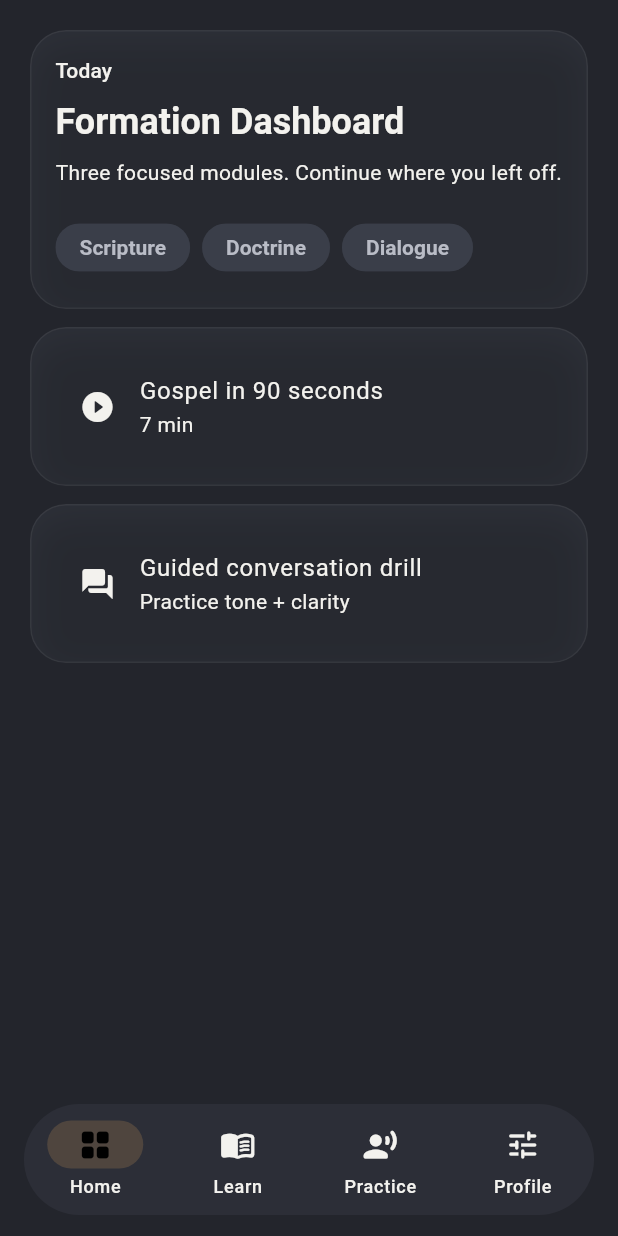
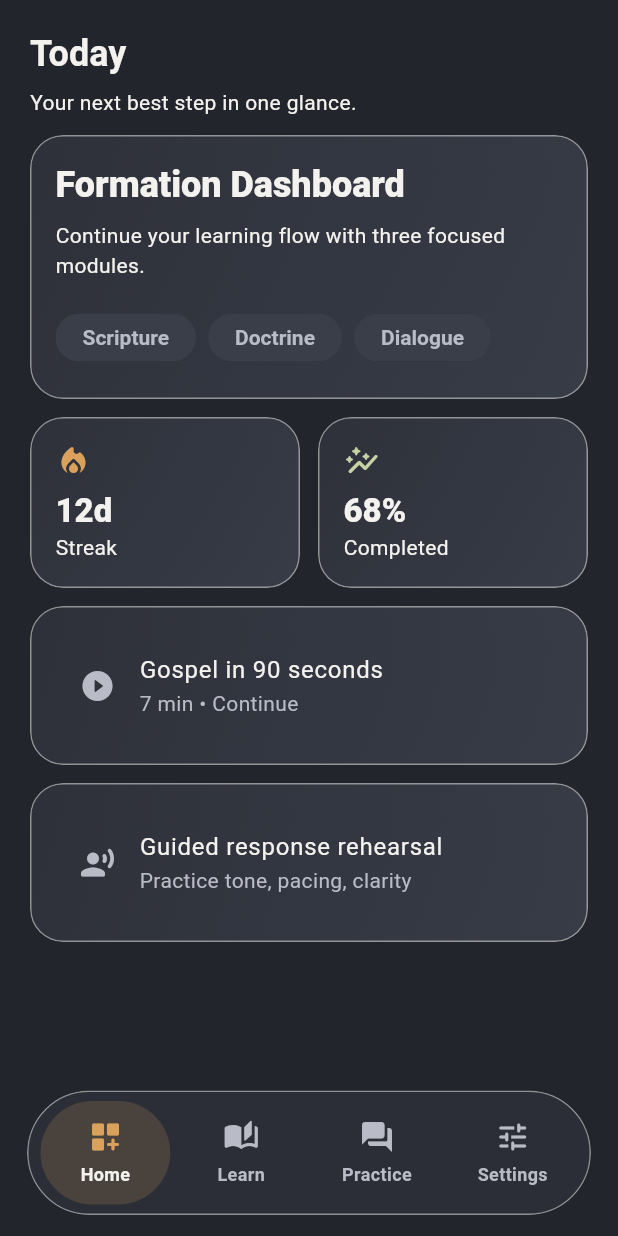
Before and after one commit to BrandonM25/ambassador-app, a Flutter app: the AppScaffold screen opened directly, on a phone screen of 412 x 824 dp. Run offline on Flutter 3.47's test engine with Material 3 defaults, Android fonts, the phone set to English and light mode, and no system bars; our stand-ins replace flutter_riverpod, shared_preferences; accounts and stored records are empty.

Commit message:
Redesign app UI with expressive Material themes and navigation

```diff
--- a/lib/src/app/ambassador_app.dart
+++ b/lib/src/app/ambassador_app.dart
@@ -13,24 +13,15 @@ import 'package:flutter_riverpod/flutter_riverpod.dart';
 
 class AmbassadorApp extends ConsumerWidget {
   const AmbassadorApp({super.key});
-
   @override
   Widget build(BuildContext context, WidgetRef ref) {
     final mode = ref.watch(themeModeProvider);
-    return MaterialApp(
-      title: AppStrings.appName,
-      debugShowCheckedModeBanner: false,
-      themeMode: mode,
-      theme: AppTheme.light(),
-      darkTheme: AppTheme.dark(),
-      home: const SplashScreen(),
-    );
+    return MaterialApp(title: AppStrings.appName, debugShowCheckedModeBanner: false, themeMode: mode, theme: AppTheme.light(), darkTheme: AppTheme.dark(), home: const SplashScreen());
   }
 }
 
 class AppScaffold extends StatefulWidget {
   const AppScaffold({super.key});
-
   @override
   State<AppScaffold> createState() => _AppScaffoldState();
 }
@@ -38,30 +29,56 @@ class AppScaffold extends StatefulWidget {
 class _AppScaffoldState extends State<AppScaffold> {
   int index = 0;
   final screens = const [HomeScreen(), LearnScreen(), PracticeScreen(), ProfileScreen()];
+  final navItems = const [
+    (icon: Icons.dashboard_customize_rounded, label: 'Home'),
+    (icon: Icons.auto_stories_rounded, label: 'Learn'),
+    (icon: Icons.forum_rounded, label: 'Practice'),
+    (icon: Icons.tune_rounded, label: 'Settings'),
+  ];
 
   @override
   Widget build(BuildContext context) {
     final cs = Theme.of(context).colorScheme;
     return Scaffold(
-      body: AnimatedSwitcher(duration: const Duration(milliseconds: 300), child: KeyedSubtree(key: ValueKey(index), child: screens[index])),
+      body: AnimatedSwitcher(duration: const Duration(milliseconds: 340), switchInCurve: Curves.easeOutCubic, switchOutCurve: Curves.easeInCubic, child: KeyedSubtree(key: ValueKey(index), child: screens[index])),
       bottomNavigationBar: SafeArea(
-        minimum: const EdgeInsets.fromLTRB(16, 0, 16, 14),
+        minimum: const EdgeInsets.fromLTRB(18, 0, 18, 14),
         child: ClipRRect(
-          borderRadius: BorderRadius.circular(AppTheme.radiusXl),
+          borderRadius: BorderRadius.circular(999),
           child: BackdropFilter(
-            filter: ImageFilter.blur(sigmaX: 16, sigmaY: 16),
-            child: NavigationBar(
-              selectedIndex: index,
-              height: 74,
-              backgroundColor: cs.surface.withValues(alpha: .78),
-              indicatorColor: cs.primary.withValues(alpha: .2),
-              onDestinationSelected: (value) => setState(() => index = value),
-              destinations: const [
-                NavigationDestination(icon: Icon(Icons.grid_view_rounded), label: 'Home'),
-                NavigationDestination(icon: Icon(Icons.menu_book_rounded), label: 'Learn'),
-                NavigationDestination(icon: Icon(Icons.record_voice_over_rounded), label: 'Practice'),
-                NavigationDestination(icon: Icon(Icons.tune_rounded), label: 'Profile'),
-              ],
+            filter: ImageFilter.blur(sigmaX: 20, sigmaY: 20),
+            child: Container(
+              padding: const EdgeInsets.all(6),
+              decoration: BoxDecoration(
+                color: cs.surface.withValues(alpha: .72),
+                borderRadius: BorderRadius.circular(999),
+                border: Border.all(color: cs.outlineVariant.withValues(alpha: .5)),
+              ),
+              child: Row(
+                children: List.generate(navItems.length, (i) {
+                  final selected = i == index;
+                  final item = navItems[i];
+                  return Expanded(
+                    child: AnimatedContainer(
+                      duration: const Duration(milliseconds: 250),
+                      curve: Curves.easeOut,
+                      margin: const EdgeInsets.symmetric(horizontal: 2),
+                      decoration: BoxDecoration(
+                        color: selected ? cs.primary.withValues(alpha: .18) : Colors.transparent,
+                        borderRadius: BorderRadius.circular(999),
+                      ),
+                      child: InkWell(
+                        borderRadius: BorderRadius.circular(999),
+                        onTap: () => setState(() => index = i),
+                        child: Padding(
+                          padding: const EdgeInsets.symmetric(vertical: 12),
+                          child: Column(mainAxisSize: MainAxisSize.min, children: [Icon(item.icon, color: selected ? cs.primary : cs.onSurfaceVariant), const SizedBox(height: 4), Text(item.label, style: TextStyle(fontSize: 12, color: selected ? cs.onSurface : cs.onSurfaceVariant, fontWeight: FontWeight.w600))]),
+                        ),
+                      ),
+                    ),
+                  );
+                }),
+              ),
             ),
           ),
         ),
--- a/lib/src/core/theme/app_theme.dart
+++ b/lib/src/core/theme/app_theme.dart
@@ -2,10 +2,10 @@ import 'package:ambassador_app/src/core/theme/app_colors.dart';
 import 'package:flutter/material.dart';
 
 class AppTheme {
-  static const double radiusSm = 16;
-  static const double radiusMd = 24;
-  static const double radiusLg = 32;
-  static const double radiusXl = 40;
+  static const double radiusSm = 14;
+  static const double radiusMd = 22;
+  static const double radiusLg = 30;
+  static const double radiusXl = 38;
   static const double spaceSm = 8;
   static const double spaceMd = 16;
   static const double spaceLg = 24;
@@ -16,7 +16,10 @@ class AppTheme {
       secondary: AppColors.accentSageDark,
       tertiary: AppColors.accentBlueDark,
       surface: AppColors.darkPrimarySurface,
+      surfaceContainerHighest: AppColors.darkSecondarySurface,
       onSurface: AppColors.darkPrimaryText,
+      onSurfaceVariant: AppColors.darkSecondaryText,
+      outlineVariant: Color(0x3DF3F2EE),
     );
     return _baseTheme(scheme, true);
   }
@@ -27,39 +30,47 @@ class AppTheme {
       secondary: AppColors.accentSageLight,
       tertiary: AppColors.accentBlueLight,
       surface: AppColors.lightPrimarySurface,
+      surfaceContainerHighest: AppColors.lightSecondarySurface,
       onSurface: AppColors.lightPrimaryText,
+      onSurfaceVariant: AppColors.lightSecondaryText,
+      outlineVariant: Color(0x331C1D22),
     );
     return _baseTheme(scheme, false);
   }
 
   static ThemeData _baseTheme(ColorScheme scheme, bool isDark) {
     final background = isDark ? AppColors.darkBackground : AppColors.lightBackground;
-    final surfaceVariant = isDark ? AppColors.darkSecondarySurface : AppColors.lightSecondarySurface;
-    final onSurfaceVariant = isDark ? AppColors.darkSecondaryText : AppColors.lightSecondaryText;
+    final elevated = isDark ? AppColors.darkElevatedSurface : AppColors.lightElevatedSurface;
 
     return ThemeData(
       useMaterial3: true,
       colorScheme: scheme,
       scaffoldBackgroundColor: background,
-      appBarTheme: AppBarTheme(backgroundColor: Colors.transparent, foregroundColor: scheme.onSurface),
+      appBarTheme: AppBarTheme(backgroundColor: Colors.transparent, foregroundColor: scheme.onSurface, centerTitle: false),
       cardTheme: CardThemeData(
         color: scheme.surface,
+        elevation: 0,
         shape: RoundedRectangleBorder(borderRadius: BorderRadius.circular(radiusMd)),
-        elevation: 0,
       ),
       chipTheme: ChipThemeData(
         shape: RoundedRectangleBorder(borderRadius: BorderRadius.circular(999)),
         side: BorderSide.none,
-        backgroundColor: surfaceVariant,
-        labelStyle: TextStyle(color: onSurfaceVariant, fontWeight: FontWeight.w600),
+        backgroundColor: scheme.surfaceContainerHighest,
+        selectedColor: elevated,
+        labelStyle: TextStyle(color: scheme.onSurfaceVariant, fontWeight: FontWeight.w600),
+        padding: const EdgeInsets.symmetric(horizontal: 10, vertical: 8),
       ),
       filledButtonTheme: FilledButtonThemeData(
         style: FilledButton.styleFrom(
-          minimumSize: const Size.fromHeight(56),
+          minimumSize: const Size.fromHeight(54),
           shape: RoundedRectangleBorder(borderRadius: BorderRadius.circular(999)),
           textStyle: const TextStyle(fontWeight: FontWeight.w700),
         ),
       ),
+      textTheme: Typography.material2021().black.apply(
+            bodyColor: scheme.onSurface,
+            displayColor: scheme.onSurface,
+          ),
     );
   }
 }
--- a/lib/src/core/widgets/premium_card.dart
+++ b/lib/src/core/widgets/premium_card.dart
@@ -16,17 +16,27 @@ class PremiumCard extends StatelessWidget {
     return ClipRRect(
       borderRadius: BorderRadius.circular(AppTheme.radiusMd),
       child: BackdropFilter(
-        filter: ImageFilter.blur(sigmaX: 8, sigmaY: 8),
+        filter: ImageFilter.blur(sigmaX: 10, sigmaY: 10),
         child: Material(
-          color: cs.surface.withValues(alpha: .88),
+          color: cs.surface.withValues(alpha: .84),
           child: InkWell(
             onTap: onTap,
             child: Container(
               padding: padding,
               decoration: BoxDecoration(
                 borderRadius: BorderRadius.circular(AppTheme.radiusMd),
-                border: Border.all(color: cs.onSurface.withValues(alpha: .06)),
-                boxShadow: [BoxShadow(color: Colors.black.withValues(alpha: .14), blurRadius: 20, offset: const Offset(0, 8))],
+                gradient: LinearGradient(
+                  begin: Alignment.topLeft,
+                  end: Alignment.bottomRight,
+                  colors: [
+                    cs.surface.withValues(alpha: .98),
+                    cs.surfaceContainerHighest.withValues(alpha: .88),
+                  ],
+                ),
+                border: Border.all(color: cs.outlineVariant.withValues(alpha: .5)),
+                boxShadow: [
+                  BoxShadow(color: Colors.black.withValues(alpha: .12), blurRadius: 24, offset: const Offset(0, 10)),
+                ],
               ),
               child: child,
             ),
--- a/lib/src/features/home/presentation/home_screen.dart
+++ b/lib/src/features/home/presentation/home_screen.dart
@@ -1,4 +1,5 @@
 import 'package:ambassador_app/src/core/widgets/premium_card.dart';
+import 'package:ambassador_app/src/core/widgets/section_header.dart';
 import 'package:flutter/material.dart';
 
 class HomeScreen extends StatelessWidget {
@@ -7,24 +8,49 @@ class HomeScreen extends StatelessWidget {
   @override
   Widget build(BuildContext context) {
     final text = Theme.of(context).textTheme;
+    final cs = Theme.of(context).colorScheme;
     return SafeArea(
-      child: ListView(padding: const EdgeInsets.all(20), children: [
+      child: ListView(
+        padding: const EdgeInsets.all(20),
+        children: [
+          const SectionHeader(title: 'Today', subtitle: 'Your next best step in one glance.'),
+          const SizedBox(height: 12),
           PremiumCard(
             child: Column(crossAxisAlignment: CrossAxisAlignment.start, children: [
-            Text('Today', style: text.labelLarge),
+              Text('Formation Dashboard', style: text.headlineSmall?.copyWith(fontWeight: FontWeight.w800)),
               const SizedBox(height: 8),
-            Text('Formation Dashboard', style: text.headlineSmall?.copyWith(fontWeight: FontWeight.w700)),
-            const SizedBox(height: 8),
-            Text('Three focused modules. Continue where you left off.', style: text.bodyMedium),
-            const SizedBox(height: 16),
-            const Wrap(spacing: 8, children: [Chip(label: Text('Scripture')), Chip(label: Text('Doctrine')), Chip(label: Text('Dialogue'))]),
+              Text('Continue your learning flow with three focused modules.', style: text.bodyMedium),
+              const SizedBox(height: 14),
+              const Wrap(spacing: 8, runSpacing: 8, children: [Chip(label: Text('Scripture')), Chip(label: Text('Doctrine')), Chip(label: Text('Dialogue'))]),
             ]),
           ),
           const SizedBox(height: 12),
-        const PremiumCard(child: ListTile(leading: Icon(Icons.play_circle_fill_rounded), title: Text('Gospel in 90 seconds'), subtitle: Text('7 min'))),
+          Row(children: [
+            Expanded(child: _MetricTile(label: 'Streak', value: '12d', icon: Icons.local_fire_department_rounded, color: cs.primary)),
+            const SizedBox(width: 12),
+            Expanded(child: _MetricTile(label: 'Completed', value: '68%', icon: Icons.auto_graph_rounded, color: cs.secondary)),
+          ]),
           const SizedBox(height: 12),
-        const PremiumCard(child: ListTile(leading: Icon(Icons.forum_rounded), title: Text('Guided conversation drill'), subtitle: Text('Practice tone + clarity'))),
-      ]),
+          const PremiumCard(child: ListTile(leading: Icon(Icons.play_circle_fill_rounded), title: Text('Gospel in 90 seconds'), subtitle: Text('7 min • Continue'))),
+          const SizedBox(height: 12),
+          const PremiumCard(child: ListTile(leading: Icon(Icons.record_voice_over_rounded), title: Text('Guided response rehearsal'), subtitle: Text('Practice tone, pacing, clarity'))),
+        ],
+      ),
     );
   }
 }
+
+class _MetricTile extends StatelessWidget {
+  const _MetricTile({required this.label, required this.value, required this.icon, required this.color});
+  final String label;
+  final String value;
+  final IconData icon;
+  final Color color;
+
+  @override
+  Widget build(BuildContext context) {
+    return PremiumCard(
+      child: Column(crossAxisAlignment: CrossAxisAlignment.start, children: [Icon(icon, color: color), const SizedBox(height: 8), Text(value, style: Theme.of(context).textTheme.titleLarge?.copyWith(fontWeight: FontWeight.w800)), Text(label)]),
+    );
+  }
+}
```
Also changed, not shown: lib/src/features/onboarding/presentation/onboarding_screen.dart (+17 -18 lines), lib/src/features/practice/presentation/practice_screen.dart (+6 -3 lines), lib/src/features/profile/presentation/profile_screen.dart (+10 -3 lines), lib/src/features/splash/presentation/splash_screen.dart (+12 -14 lines). Lines whose indentation alone changed are shown as unchanged.
